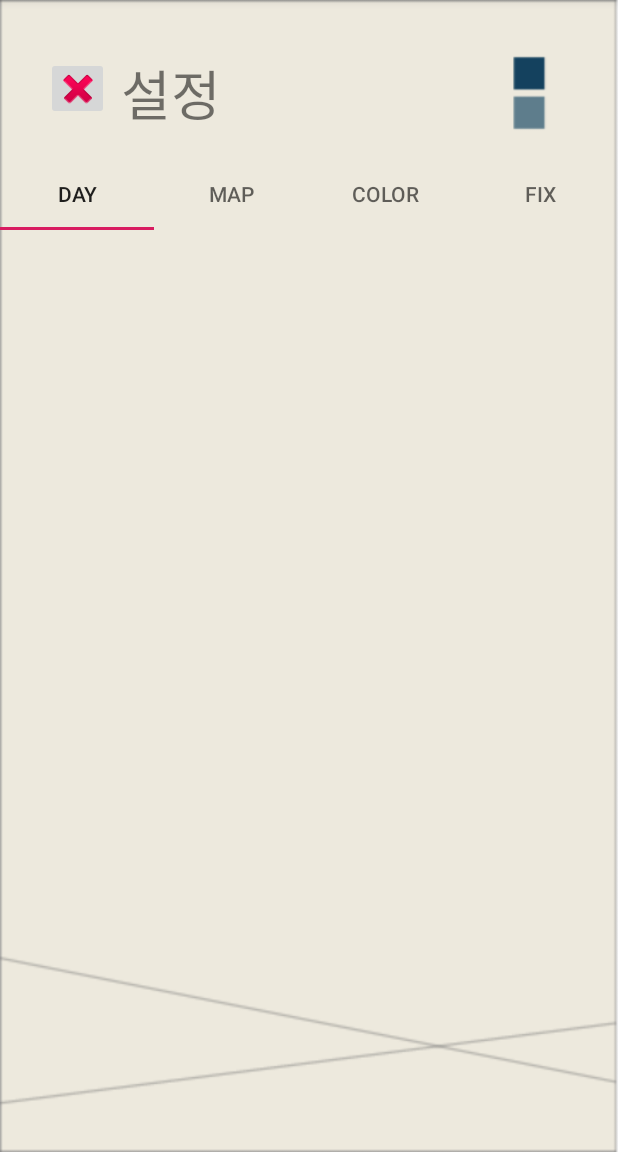
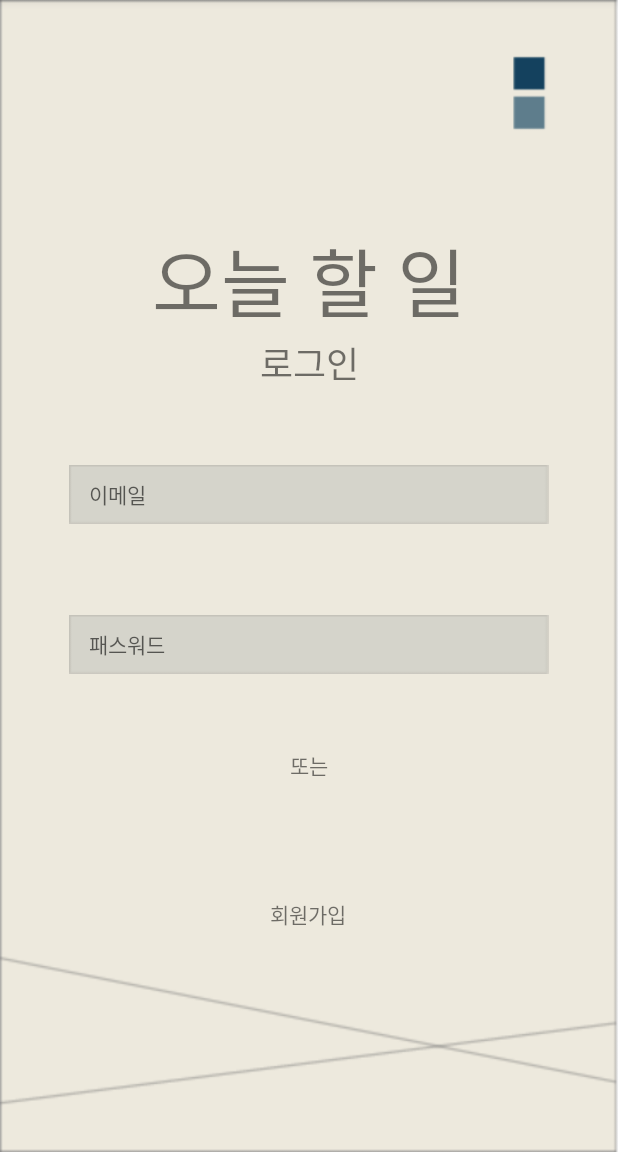
Before and after one commit to tlswldls/DeGuru, an Android app: the LoginActivity screen opened directly, with no data from a screen before it, on a phone screen of 412 x 824 dp, the part 84-1236 px from its top. Run offline under Robolectric (Android 15) with nearby library versions, the phone set to English and light mode, and no system bars.

Commit message:
modify layout

```diff
--- a/app/build.gradle
+++ b/app/build.gradle
@@ -32,4 +32,7 @@ dependencies {
     testImplementation 'junit:junit:4.12'
     androidTestImplementation 'androidx.test.ext:junit:1.1.1'
     androidTestImplementation 'androidx.test.espresso:espresso-core:3.2.0'
+    implementation 'com.google.android.material:material:1.0.0'
+    implementation 'androidx.recyclerview:recyclerview:1.1.0'
+    implementation 'com.google.android.material:material:1.0.0'
 }
--- a/app/src/main/res/layout/activity_login.xml
+++ b/app/src/main/res/layout/activity_login.xml
@@ -4,36 +4,76 @@
     xmlns:tools="http://schemas.android.com/tools"
     android:layout_width="match_parent"
     android:layout_height="match_parent"
-    android:gravity="center"
     android:orientation="vertical"
     android:background="@drawable/background_login"
-    tools:context=".MainActivity">
+    app:layout_anchorGravity="center">
 
     <androidx.constraintlayout.widget.ConstraintLayout
-        android:layout_width="350dp"
-        android:layout_height="wrap_content">
+        android:layout_width="match_parent"
+        android:layout_height="wrap_content"
+        android:layout_gravity="center">
 
-        <ImageButton
-            android:id="@+id/backBtn_menu"
-            android:layout_width="42dp"
-            android:layout_height="42dp"
-            android:layout_marginTop="38dp"
+        <LinearLayout
+            android:layout_width="match_parent"
+            android:layout_height="wrap_content"
+            android:layout_marginTop="150dp"
+            android:orientation="vertical"
+            app:layout_constraintTop_toTopOf="parent">
+
+            <TextView
+                android:id="@+id/todoText_login"
+                android:layout_width="match_parent"
+                android:layout_height="wrap_content"
+                android:gravity="center"
+                android:text="오늘 할 일"
+                android:textSize="50sp"
+                app:fontFamily="aGothic13" />
+
+            <TextView
+                android:id="@+id/loginText_login"
+                android:layout_width="match_parent"
+                android:layout_height="wrap_content"
+                android:gravity="center"
+                android:text="로그인"
+                android:textSize="24sp"
+                app:fontFamily="aGothic12" />
+
+        </LinearLayout>
+
+    </androidx.constraintlayout.widget.ConstraintLayout>
+
+    <androidx.constraintlayout.widget.ConstraintLayout
+        android:layout_width="320dp"
+        android:layout_height="wrap_content"
+        android:layout_gravity="center">
+
+        <EditText
+            android:id="@+id/emailEdit_login"
+            android:layout_width="320dp"
+            android:layout_height="wrap_content"
+            android:layout_marginTop="50dp"
+            android:ems="10"
+            android:hint="    이메일"
+            android:inputType="textEmailAddress"
+            android:textSize="14sp"
+            android:background="@drawable/editbox"
             app:layout_constraintStart_toStartOf="parent"
             app:layout_constraintTop_toTopOf="parent"
-            app:srcCompat="@android:drawable/ic_delete" />
+            app:fontFamily="aGothic11"/>
 
-        <TextView
-            android:id="@+id/infoText_menu"
-            android:layout_width="wrap_content"
+        <EditText
+            android:id="@+id/pwEdit_login"
+            android:layout_width="320dp"
             android:layout_height="wrap_content"
-            android:layout_marginStart="50dp"
-            android:layout_marginLeft="50dp"
-            android:layout_marginTop="35dp"
-            android:text="설정"
-            android:textSize="36sp"
-            app:fontFamily="aGothic13"
+            android:layout_marginTop="150dp"
+            android:ems="10"
+            android:hint="    패스워드"
+            android:inputType="textPassword"
+            android:textSize="14sp"
+            android:background="@drawable/editbox"
             app:layout_constraintStart_toStartOf="parent"
-            app:layout_constraintTop_toTopOf="parent" />
+            app:layout_constraintTop_toTopOf="parent"
+            app:fontFamily="aGothic11"/>
 
     </androidx.constraintlayout.widget.ConstraintLayout>
 
@@ -41,33 +81,41 @@
         android:layout_width="match_parent"
         android:layout_height="match_parent">
 
-        <com.google.android.material.tabs.TabLayout
-            android:layout_width="match_parent"
+        <TextView
+            android:id="@+id/orText_login"
+            android:layout_width="wrap_content"
             android:layout_height="wrap_content"
-            android:layout_marginTop="16dp"
+            android:layout_gravity="center"
+            android:layout_marginStart="193dp"
+            android:layout_marginLeft="193dp"
+            android:layout_marginTop="50dp"
+            android:text="또는"
+            app:fontFamily="aGothic12"
             app:layout_constraintStart_toStartOf="parent"
-            app:layout_constraintTop_toTopOf="parent">
+            app:layout_constraintTop_toTopOf="parent" />
 
-            <com.google.android.material.tabs.TabItem
-                android:layout_width="wrap_content"
-                android:layout_height="wrap_content"
-                android:text="day" />
+        <TextView
+            android:id="@+id/joinText_login"
+            android:layout_width="wrap_content"
+            android:layout_height="wrap_content"
+            android:layout_marginStart="180dp"
+            android:layout_marginLeft="180dp"
+            android:layout_marginBottom="148dp"
+            android:text="회원가입"
+            app:layout_constraintBottom_toBottomOf="parent"
+            app:layout_constraintStart_toStartOf="parent" />
 
-            <com.google.android.material.tabs.TabItem
-                android:layout_width="wrap_content"
-                android:layout_height="wrap_content"
-                android:text="map" />
+        <ImageButton
+            android:id="@+id/joingBtn"
+            android:layout_width="65dp"
+            android:layout_height="35dp"
+            android:layout_marginStart="174dp"
+            android:layout_marginBottom="139dp"
+            android:background="@drawable/alphabtn"
+            app:layout_constraintBottom_toBottomOf="parent"
+            app:layout_constraintStart_toStartOf="parent"
+            app:srcCompat="@drawable/alphabtn" />
 
-            <com.google.android.material.tabs.TabItem
-                android:layout_width="wrap_content"
-                android:layout_height="wrap_content"
-                android:text="color" />
-
-            <com.google.android.material.tabs.TabItem
-                android:layout_width="wrap_content"
-                android:layout_height="wrap_content"
-                android:text="fix" />
-        </com.google.android.material.tabs.TabLayout>
     </androidx.constraintlayout.widget.ConstraintLayout>
 
 </LinearLayout>
```
Also changed, not shown: app/src/main/res/layout/activity_join.xml (+81 -65 lines).
